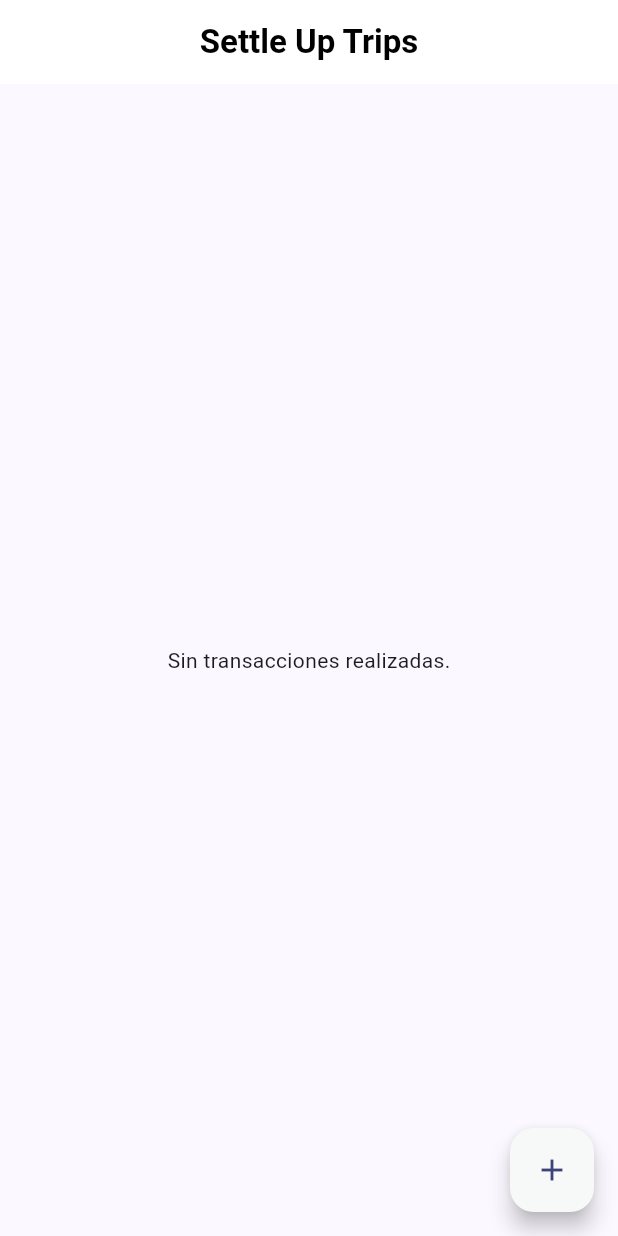
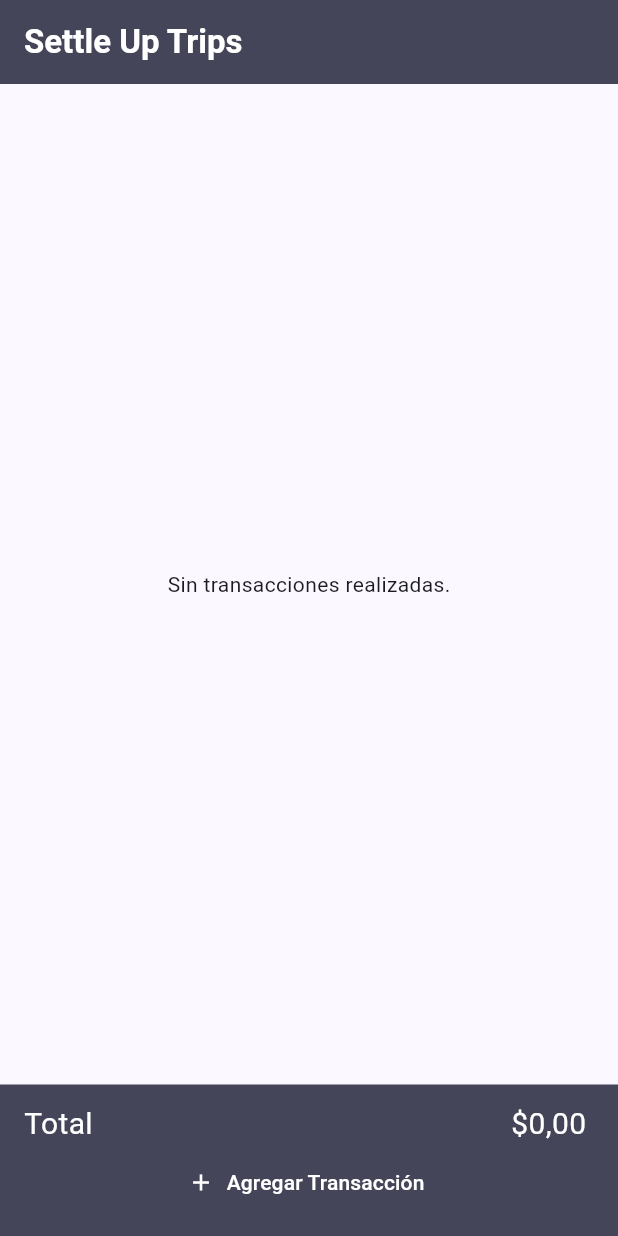
Before and after one commit to nicolas1102/settle-up-trips, a Flutter app: the screen it shows after launch, on a phone screen of 412 x 824 dp. Run offline on Flutter 3.47's test engine with Material 3 defaults, Android fonts, the phone set to English and light mode, and no system bars.

Commit message:
Finalizing first version of the transaction list

```diff
--- a/lib/components/add_transaction_dialog.dart
+++ b/lib/components/add_transaction_dialog.dart
@@ -3,7 +3,7 @@ import 'package:provider/provider.dart';
 import 'package:settle_up_trips/main.dart';
 import 'package:settle_up_trips/models/models.dart';
 
-class AddTransaction extends StatelessWidget {
+class AddTransactionDialog extends StatelessWidget {
   // control de datos del dialog
   final amountController = TextEditingController();
   final descriptionController = TextEditingController();
@@ -11,7 +11,11 @@ class AddTransaction extends StatelessWidget {
   @override
   Widget build(BuildContext context) {
     var appState = context.watch<MyAppState>();
-    return FloatingActionButton(
+    return TextButton.icon(
+      label: Text(
+        'Agregar Transacción',
+        style: TextStyle(color: Colors.white),
+      ),
       onPressed: () {
         showDialog<String>(
           context: context,
@@ -32,15 +36,19 @@ class AddTransaction extends StatelessWidget {
               TextField(
                 controller: amountController,
                 decoration: const InputDecoration(
-                  border: OutlineInputBorder(),
-                  labelText: 'Monto',
-                ),
+                    border: OutlineInputBorder(),
+                    labelText: 'Monto',
+                    prefixIcon: Icon(Icons.attach_money_sharp)),
                 keyboardType: TextInputType.number,
               ),
             ]),
             actions: <Widget>[
               TextButton(
-                onPressed: () => Navigator.pop(context, 'Cancel'),
+                onPressed: () {
+                  amountController.text = '';
+                  descriptionController.text = '';
+                  Navigator.pop(context, 'Cancel');
+                },
                 child: const Text('Cancelar'),
               ),
               TextButton(
@@ -60,8 +68,10 @@ class AddTransaction extends StatelessWidget {
           ),
         );
       },
-      backgroundColor: const Color(0xfff7f8f8),
-      child: Icon(Icons.add),
+      icon: Icon(
+        Icons.add,
+        color: Colors.white,
+      ),
     );
   }
 }
--- a/lib/components/transactions_history.dart
+++ b/lib/components/transactions_history.dart
@@ -44,13 +44,13 @@ class _TransactionsHistory extends State<TransactionsHistory> {
                   style: TextStyle(fontWeight: FontWeight.bold),
                 ),
                 Text(
-                  "\$${transaction.amount.toString()}",
+                  "\$${NumberFormat.currency(locale: 'es_CO', symbol: '', decimalDigits: 2).format(transaction.amount)}",
                   semanticsLabel: "\$ ${transaction.amount.toString()}",
                 ),
               ],
             ),
             subtitle: Text(
-              DateFormat('dd MMMM yyyy').format(transaction.date),
+              DateFormat('hh:mm - dd MMMM yyyy').format(transaction.date),
               semanticsLabel: transaction.date.toString(),
               style: TextStyle(
                   fontWeight: FontWeight.w300,
@@ -63,51 +63,13 @@ class _TransactionsHistory extends State<TransactionsHistory> {
               onPressed: () => appState.removeTransactionItem(transaction),
             ),
           ),
+
+        Padding(
+          padding: const EdgeInsets.only(
+            bottom: 40,
+          ),
+        ),
       ],
     );
-
-    // ShaderMask(
-    //   shaderCallback: (bounds) => _maskingGradient.createShader(bounds),
-    //   blendMode: BlendMode.dstIn,
-    //   child: AnimatedList(
-    //     key: _key,
-    //     initialItemCount: appState.transactionHistory.length,
-    //     itemBuilder: (context, index, animation) {
-    //       final transaction = appState.transactionHistory[index];
-    //       print(transaction);
-    //       return SizeTransition(
-    //         sizeFactor: animation,
-    //         child: Expanded(
-    //           child: TextButton.icon(
-    //             iconAlignment: IconAlignment.end,
-    //             onPressed: () {
-    //               appState.removeTransactionItem(transaction);
-    //             },
-    //             icon: Icon(
-    //               Icons.delete_outlined,
-    //               size: 20,
-    //             ),
-    //             label: MergeSemantics(
-    //               child: Wrap(
-    //                 children: [
-    //                   Text(
-    //                     transaction.amount.toString(),
-    //                     semanticsLabel: transaction.amount.toString(),
-    //                     style: TextStyle(fontWeight: FontWeight.bold),
-    //                   ),
-    //                   Text(
-    //                     transaction.date.toString(),
-    //                     semanticsLabel: transaction.amount.toString(),
-    //                     style: TextStyle(fontWeight: FontWeight.bold),
-    //                   )
-    //                 ],
-    //               ),
-    //             ),
-    //           ),
-    //         ),
-    //       );
-    //     },
-    //   ),
-    // );
   }
 }
--- a/lib/main.dart
+++ b/lib/main.dart
@@ -20,10 +20,10 @@
         theme: ThemeData(
           // fontFamily: 'Oswald',
           useMaterial3: true,
-          colorScheme: ColorScheme.fromSeed(
-              seedColor: const Color.fromARGB(255, 4, 6, 43)),
+          colorScheme:
+              ColorScheme.fromSeed(seedColor: Color.fromARGB(255, 4, 6, 43)),
         ),
-        home: const HomePage(),
+        home: HomePage(),
       ),
     );
   }
@@ -31,18 +31,22 @@
 
 class MyAppState extends ChangeNotifier {
   var transactionHistory = <Transaction>[];
+  int total = 0;
 
   GlobalKey? transactionHistoryListKey;
 
   void addTransactionItem(Transaction transaction) {
     transactionHistory.insert(0, transaction);
-    var animatedList = transactionHistoryListKey?.currentState as AnimatedListState?;
+    var animatedList =
+        transactionHistoryListKey?.currentState as AnimatedListState?;
     animatedList?.insertItem(0);
+    total = total + transaction.amount;
     notifyListeners();
   }
 
   void removeTransactionItem(Transaction transaction) {
     transactionHistory.remove(transaction);
+    total = total - transaction.amount;
     notifyListeners();
   }
 }
--- a/lib/models/models.dart
+++ b/lib/models/models.dart
@@ -2,10 +2,11 @@ class Transaction {
   String description;
   int amount;
   DateTime date;
+  String? id;
 
-  Transaction({
-    required this.description,
-    required this.amount,
-    required this.date,
-  });
+  Transaction(
+      {required this.description,
+      required this.amount,
+      required this.date,
+      this.id});
 }
--- a/lib/pages/home.dart
+++ b/lib/pages/home.dart
@@ -1,6 +1,9 @@
 import 'package:flutter/material.dart';
+import 'package:provider/provider.dart';
 import 'package:settle_up_trips/components/add_transaction_dialog.dart';
 import 'package:settle_up_trips/components/transactions_history.dart';
+import 'package:intl/intl.dart';
+import 'package:settle_up_trips/main.dart';
 
 class HomePage extends StatelessWidget {
   const HomePage({super.key});
@@ -10,20 +13,20 @@ class HomePage extends StatelessWidget {
     return Scaffold(
       appBar: appBar(context),
       body: TransactionsHistory(),
-      floatingActionButton: AddTransaction(),
+      bottomNavigationBar: _DemoBottomAppBar(),
     );
   }
 }
 
 AppBar appBar(BuildContext context) {
+  var colorScheme = Theme.of(context).colorScheme;
   return AppBar(
     title: const Text(
       'Settle Up Trips',
-      style: TextStyle(color: Colors.black, fontWeight: FontWeight.bold),
+      style: TextStyle(color: Colors.white, fontWeight: FontWeight.bold),
     ),
-    backgroundColor: Colors.white,
+    backgroundColor: colorScheme.onSecondaryContainer,
     elevation: 0.0,
-    centerTitle: true,
     // leading: Container(
     //   margin: const EdgeInsets.all(10),
     //   decoration: BoxDecoration(
@@ -37,3 +40,36 @@ AppBar appBar(BuildContext context) {
     actions: [],
   );
 }
+
+class _DemoBottomAppBar extends StatelessWidget {
+  @override
+  Widget build(BuildContext context) {
+    var colorScheme = Theme.of(context).colorScheme;
+    var appState = context.watch<MyAppState>();
+    return BottomAppBar(
+      height: 101.0,
+      color: colorScheme.onSecondaryContainer,
+      child: IconTheme(
+        data: IconThemeData(color: Colors.white),
+        child: Column(
+          children: <Widget>[
+            Row(
+              mainAxisAlignment: MainAxisAlignment.spaceBetween,
+              children: [
+                Text(
+                  'Total',
+                  style: TextStyle(color: Colors.white, fontSize: 20.0),
+                ),
+                Text(
+                  "\$${NumberFormat.currency(locale: 'es_CO', symbol: '', decimalDigits: 2).format(appState.total)}",
+                  style: TextStyle(color: Colors.white, fontSize: 20.0),
+                ),
+              ],
+            ),
+            AddTransactionDialog(),
+          ],
+        ),
+      ),
+    );
+  }
+}
--- a/pubspec.yaml
+++ b/pubspec.yaml
@@ -9,6 +9,7 @@ environment:
   sdk: ^3.1.1
 
 dependencies:
+  intl: ^0.17.0
   flutter:
     sdk: flutter
 
@@ -16,7 +17,6 @@ dependencies:
   provider: ^6.0.0
 
 dev_dependencies:
-  intl: ^0.17.0
   flutter_test:
     sdk: flutter
 
```
